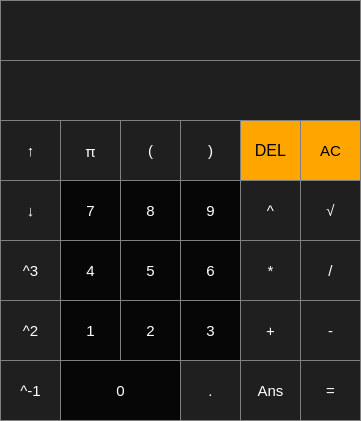
The window that CalcWithGui/CalcWithGui.ui (NaschKadse/CalcWithGui) describes before a commit, drawn with Qt 5.
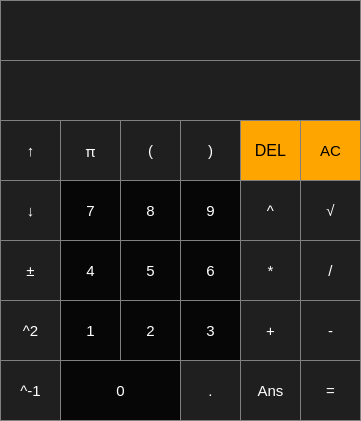
The same window after the commit. Custom widgets are drawn as their Qt base class.

Commit message: neuer Taste plusminus eingefügt

```diff
--- a/CalcWithGui/CalcWithGui.ui
+++ b/CalcWithGui/CalcWithGui.ui
@@ -1095,7 +1095,10 @@
 }</string>
     </property>
     <property name="text">
-     <string>^3</string>
+     <string>±</string>
+    </property>
+    <property name="shortcut">
+     <string>M</string>
     </property>
    </widget>
   </widget>
```
Left out of the diff: 2 changed lines with no effect on the pictures. The commit also changes 2 other files.
